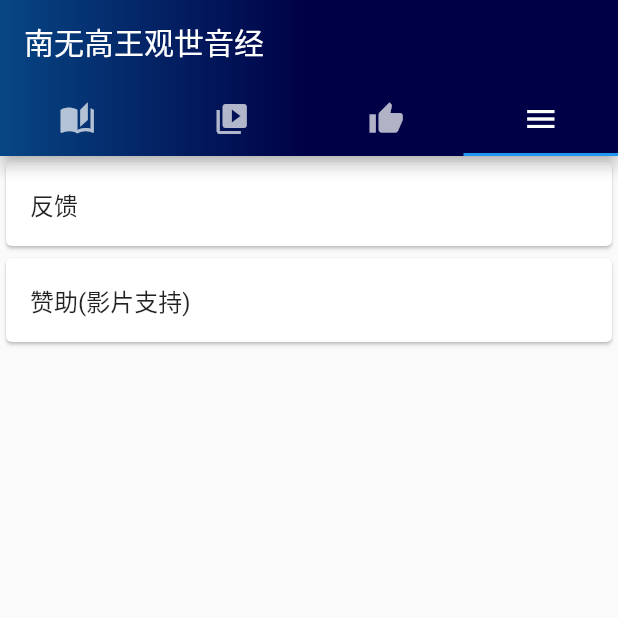
After one commit to FanYeeChok/gao_wang, a Flutter app: the screen it shows after launch, tab 4 chosen, after a tap on "反馈", on a phone screen of 412 x 824 dp, the top half of it. The commit adds this screen. Run offline on Flutter 3.47's test engine with Material 2 defaults, Android fonts, the phone set to English and light mode, and no system bars; our stand-ins replace chewie, google_mobile_ads, url_launcher_web, video_player, video_player_web; missing offline and left inert: wakelock_web.

Commit message:
added video, benifit, menu, ads halfway

```diff
--- /dev/null
+++ b/lib/home/tab-menu.dart
@@ -0,0 +1,51 @@
+
+import 'package:flutter/material.dart';
+import 'package:url_launcher/url_launcher.dart';
+
+class TabMenu extends StatefulWidget {
+
+  @override
+  _TabMenuState createState() => _TabMenuState();
+}
+
+class _TabMenuState extends State<TabMenu> {
+
+  @override
+  void initState() {
+    super.initState();
+  }
+
+  @override
+  void dispose() {
+    super.dispose();
+  }
+
+@override
+  Widget build(BuildContext context) {
+    final Uri _url = Uri(
+      scheme: 'mailto',
+      path: 'youpeat4u@gmail.com',);
+
+    void _launchUrl() async {
+      if (!await launchUrl(_url)) throw 'Could not launch $_url';
+    }
+    return ListView(
+        children: [
+          Card(
+            child: ListTile(
+              title:Text("反馈") ,
+              onTap: _launchUrl,
+            ),
+
+          ),
+          Card(
+            child: ListTile(
+              title: Text("赞助(影片支持)"),
+            ),
+          )
+        ],
+        shrinkWrap: true,
+    );
+
+  }
+}
--- a/pubspec.yaml
+++ b/pubspec.yaml
@@ -29,6 +29,10 @@ dependencies:
   # Use with the CupertinoIcons class for iOS style icons.
   cupertino_icons: ^1.0.2
   flutter_launcher_icons: ^0.9.2
+  video_player: ^2.4.0
+  chewie: ^1.3.2
+  url_launcher: ^6.1.0
+  google_mobile_ads: ^1.2.0
 
 dev_dependencies:
   flutter_test:
@@ -53,6 +57,7 @@ flutter:
   # To add assets to your application, add an assets section, like this:
   assets:
       - assets/json/
+      - assets/video/
   #   - images/a_dot_burr.jpeg
   #   - images/a_dot_ham.jpeg
 
```
Also changed, not shown: lib/generated_plugin_registrant.dart (added, +20 -0 lines), lib/home/home.dart (+42 -26 lines), lib/home/tab-benefit.dart (added, +50 -0 lines), lib/home/tab-video.dart (+95 -62 lines), lib/shared/video/video-player.dart (added, +67 -0 lines), pubspec.lock, 14 other files.
